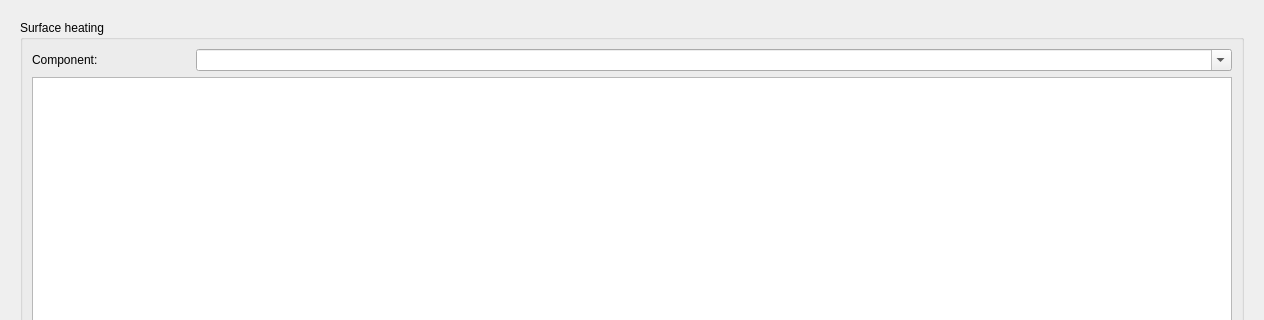
The window that SIM-VICUS/src/SVPropBuildingEditWidget.ui (ghorwin/SIM-VICUS) describes before a commit, drawn with Qt 5; both pictures show x 0 to 1264 and y 0 to 320 of the 1264 by 780 pixel window.
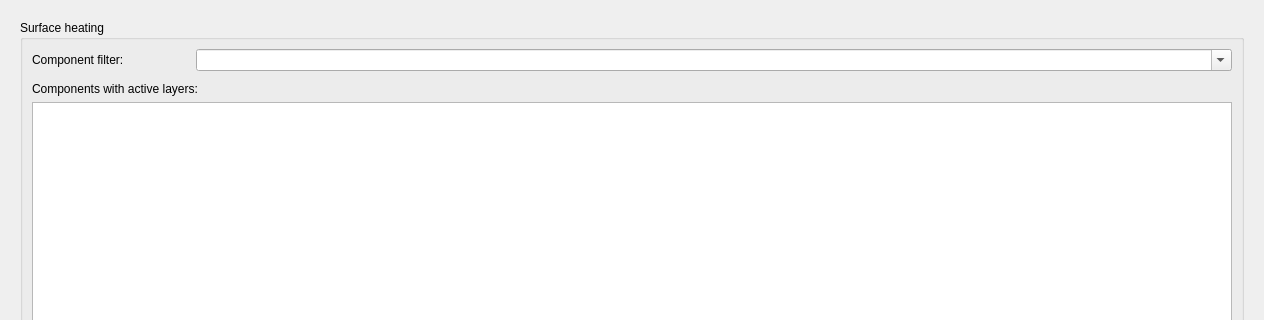
The same window after the commit.

Diff of the .ui file:
```diff
--- a/SIM-VICUS/src/SVPropBuildingEditWidget.ui
+++ b/SIM-VICUS/src/SVPropBuildingEditWidget.ui
@@ -618,10 +618,16 @@
           <string>Surface heating</string>
          </property>
          <layout class="QGridLayout" name="gridLayout_11">
-          <item row="0" column="0">
-           <widget class="QLabel" name="label_6">
+          <item row="4" column="0">
+           <widget class="QPushButton" name="pushButtonRemoveSurfaceHeating">
             <property name="text">
-             <string>Component:</string>
+             <string>Remove selected definitions</string>
+            </property>
+            <property name="iconSize">
+             <size>
+              <width>24</width>
+              <height>24</height>
+             </size>
             </property>
            </widget>
           </item>
@@ -632,27 +638,14 @@
             </property>
            </widget>
           </item>
-          <item row="1" column="0" colspan="2">
+          <item row="3" column="0" colspan="2">
            <widget class="QTableWidget" name="tableWidgetSurfaceHeating">
             <property name="selectionMode">
              <enum>QAbstractItemView::ExtendedSelection</enum>
             </property>
            </widget>
           </item>
-          <item row="2" column="0">
-           <widget class="QPushButton" name="pushButtonRemoveSurfaceHeating">
-            <property name="text">
-             <string>Remove selected definitions</string>
-            </property>
-            <property name="iconSize">
-             <size>
-              <width>24</width>
-              <height>24</height>
-             </size>
-            </property>
-           </widget>
-          </item>
-          <item row="2" column="1">
+          <item row="4" column="1">
            <spacer name="horizontalSpacer_9">
             <property name="orientation">
              <enum>Qt::Horizontal</enum>
@@ -665,6 +658,36 @@
             </property>
            </spacer>
           </item>
+          <item row="0" column="0">
+           <widget class="QLabel" name="label_6">
+            <property name="text">
+             <string>Component filter:</string>
+            </property>
+           </widget>
+          </item>
+          <item row="2" column="0" colspan="2">
+           <widget class="QLabel" name="label_8">
+            <property name="text">
+             <string>Components with active layers:</string>
+            </property>
+           </widget>
+          </item>
+          <item row="1" column="0">
+           <spacer name="verticalSpacer_2">
+            <property name="orientation">
+             <enum>Qt::Vertical</enum>
+            </property>
+            <property name="sizeType">
+             <enum>QSizePolicy::Fixed</enum>
+            </property>
+            <property name="sizeHint" stdset="0">
+             <size>
+              <width>20</width>
+              <height>5</height>
+             </size>
+            </property>
+           </spacer>
+          </item>
          </layout>
         </widget>
        </item>
```
